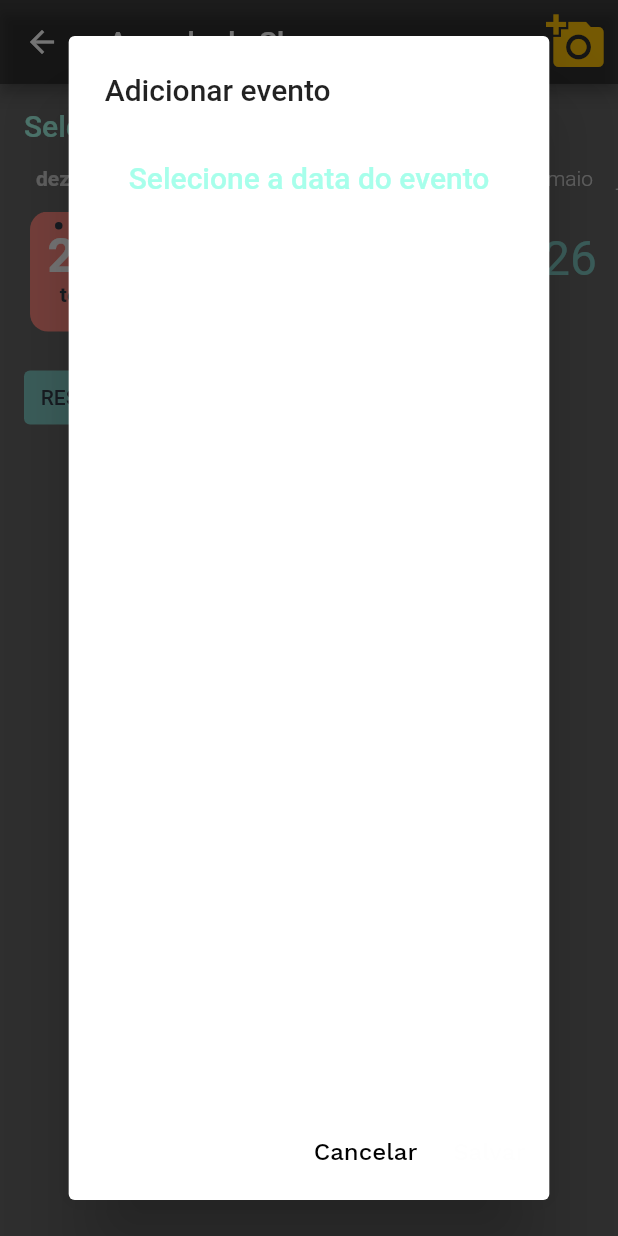
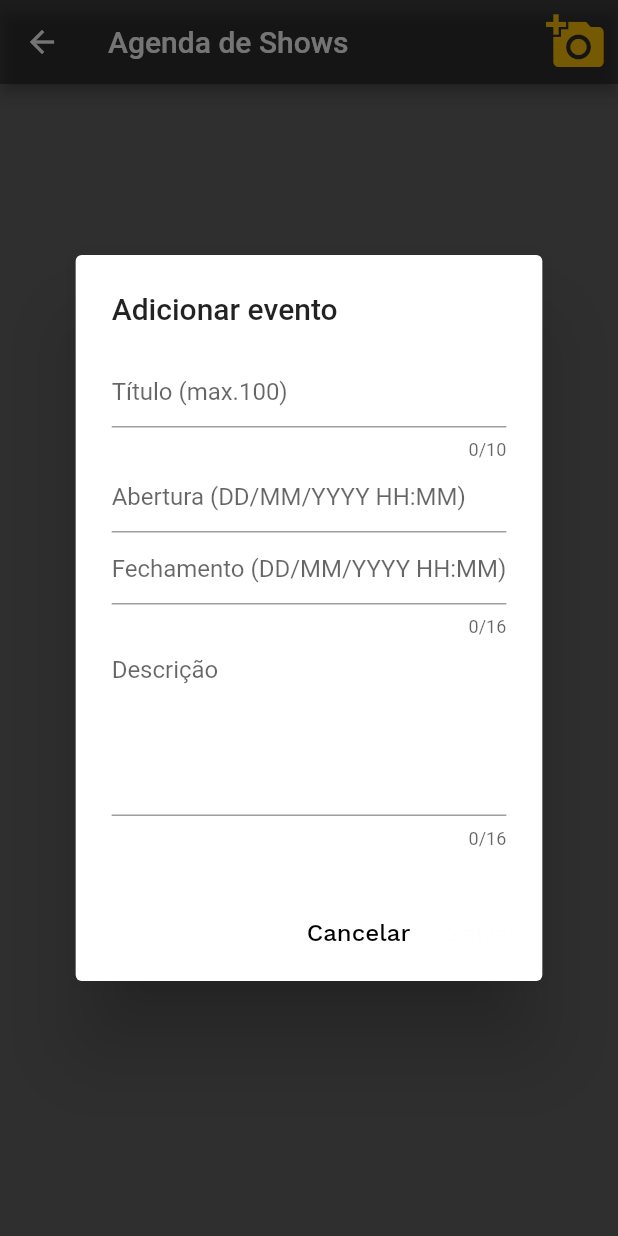
Before and after one commit to RonaldoSurdi/Gerenciador-website-flutter, a Flutter app: the Schedule screen opened directly, after a tap on the "add a photo" icon, on a phone screen of 412 x 824 dp. Run offline on Flutter 3.47's test engine with Material 2 defaults, Android fonts, the phone set to English and light mode, and no system bars; drawn by our look-alikes of calendar_timeline; our stand-ins replace cloud_firestore, datetime_picker_formfield, file_picker, firebase_auth, firebase_core, firebase_storage and 6 more; missing offline and left inert: cloud_firestore_web, firebase_auth_web, firebase_core_web, firebase_database_web, firebase_storage_web, flutter_secure_storage_web and 2 more; accounts and stored records are empty; project files that could hold a hidden picture were left out.

Commit message:
fix datepicker

```diff
--- a/lib/generated_plugin_registrant.dart
+++ b/lib/generated_plugin_registrant.dart
@@ -6,6 +6,7 @@
 // ignore_for_file: lines_longer_than_80_chars
 
 import 'package:cloud_firestore_web/cloud_firestore_web.dart';
+import 'package:file_picker/_internal/file_picker_web.dart';
 import 'package:firebase_auth_web/firebase_auth_web.dart';
 import 'package:firebase_core_web/firebase_core_web.dart';
 import 'package:firebase_database_web/firebase_database_web.dart';
@@ -19,6 +20,7 @@ import 'package:flutter_web_plugins/flutter_web_plugins.dart';
 // ignore: public_member_api_docs
 void registerPlugins(Registrar registrar) {
   FirebaseFirestoreWeb.registerWith(registrar);
+  FilePickerWeb.registerWith(registrar);
   FirebaseAuthWeb.registerWith(registrar);
   FirebaseCoreWeb.registerWith(registrar);
   FirebaseDatabaseWeb.registerWith(registrar);
--- a/lib/pages/modules/schedule.dart
+++ b/lib/pages/modules/schedule.dart
@@ -1,12 +1,12 @@
-import 'package:calendar_timeline/calendar_timeline.dart';
 import 'package:flutter/material.dart';
 import 'package:intl/intl.dart';
 import 'dart:async';
 import 'package:hwscontrol/core/widgets/snackbar.dart';
 import 'package:cloud_firestore/cloud_firestore.dart';
 import 'package:hwscontrol/core/models/schedule_model.dart';
-// import 'package:flutter/services.dart';
-// import 'package:flutter_masked_text2/flutter_masked_text2.dart';
+import 'package:datetime_picker_formfield/datetime_picker_formfield.dart';
+import 'package:syncfusion_flutter_calendar/calendar.dart';
+import 'package:flutter_masked_text2/flutter_masked_text2.dart';
 
 class Schedule extends StatefulWidget {
   const Schedule({Key? key}) : super(key: key);
@@ -16,20 +16,18 @@ class Schedule extends StatefulWidget {
 }
 
 class _ScheduleState extends State<Schedule> {
-  /* final TextEditingController _titleController = TextEditingController();
+  final TextEditingController _titleController = TextEditingController();
   final TextEditingController _descriptionController = TextEditingController();
   final MaskedTextController _dataIniController =
       MaskedTextController(mask: '00/00/0000 00:00');
   final MaskedTextController _dataEndController =
-      MaskedTextController(mask: '00/00/0000 00:00');*/
-/*  late String _titleValue;
+      MaskedTextController(mask: '00/00/0000 00:00');
+  late String _titleValue;
   late String _descriptionValue;
   late String _dataIniValue;
-  late String _dataEndValue;*/
+  late String _dataEndValue;
 
   final List<ScheduleModel> _widgetList = [];
-
-  DateTime? _selectedDate;
 
   Future<void> _addNewSchedule(BuildContext context) async {
     return showDialog(
@@ -39,57 +37,6 @@ class _ScheduleState extends State<Schedule> {
           builder: (builder, setState) => AlertDialog(
             title: const Text('Adicionar evento'),
             content: Column(
-              crossAxisAlignment: CrossAxisAlignment.start,
-              children: [
-                Padding(
-                  padding: const EdgeInsets.all(16),
-                  child: Text(
-                    'Selecione a data do evento',
-                    style: Theme.of(context)
-                        .textTheme
-                        .headline6
-                        ?.copyWith(color: Colors.tealAccent[100]),
-                  ),
-                ),
-                /*CalendarTimeline(
-                  showYears: true,
-                  initialDate: _selectedDate!,
-                  firstDate: DateTime.now(),
-                  lastDate: DateTime.now().add(const Duration(days: 365)),
-                  onDateSelected: (date) {
-                    setState(() {
-                      _selectedDate = date!;
-                    });
-                  },
-                  leftMargin: 20,
-                  monthColor: Colors.white70,
-                  dayColor: Colors.teal[200],
-                  dayNameColor: const Color(0xFF333A47),
-                  activeDayColor: Colors.white,
-                  activeBackgroundDayColor: Colors.redAccent[100],
-                  dotsColor: const Color(0xFF333A47),
-                  selectableDayPredicate: (date) => date.day != 23,
-                  locale: 'pt_BR',
-                ),
-                const SizedBox(height: 20),
-                Padding(
-                  padding: const EdgeInsets.only(left: 16),
-                  child: TextButton(
-                    style: ButtonStyle(
-                        backgroundColor:
-                            MaterialStateProperty.all(Colors.teal[200])),
-                    child: const Text('RESET',
-                        style: TextStyle(color: Color(0xFF333A47))),
-                    onPressed: () => setState(() => _resetSelectedDate()),
-                  ),
-                ),
-                const SizedBox(height: 20),
-                Center(
-                    child: Text('Selected date is $_selectedDate',
-                        style: const TextStyle(color: Colors.white)))*/
-              ],
-            ),
-            /* Column(
               crossAxisAlignment: CrossAxisAlignment.stretch,
               mainAxisSize: MainAxisSize.min,
               children: [
@@ -137,7 +84,7 @@ class _ScheduleState extends State<Schedule> {
                   decoration: const InputDecoration(hintText: "Descrição"),
                 ),
               ],
-            ), */
+            ),
             actions: <Widget>[
               TextButton(
                 onPressed: () => Navigator.pop(context),
@@ -239,10 +186,6 @@ class _ScheduleState extends State<Schedule> {
     }
   }
 
-  void _resetSelectedDate() {
-    _selectedDate = DateTime.now().add(const Duration(days: 5));
-  }
-
   @override
   void dispose() {
     super.dispose();
@@ -252,7 +195,6 @@ class _ScheduleState extends State<Schedule> {
   void initState() {
     super.initState();
     _onGetData();
-    _resetSelectedDate();
   }
 
   @override
@@ -279,57 +221,7 @@ class _ScheduleState extends State<Schedule> {
           ),
         ],
       ),
-      body: Column(
-        crossAxisAlignment: CrossAxisAlignment.start,
-        children: [
-          Padding(
-            padding: const EdgeInsets.all(16),
-            child: Text(
-              'Selecione a data do evento',
-              style: Theme.of(context)
-                  .textTheme
-                  .headline6
-                  ?.copyWith(color: Colors.tealAccent[100]),
-            ),
-          ),
-          CalendarTimeline(
-            showYears: true,
-            initialDate: _selectedDate!,
-            firstDate: DateTime.now(),
-            lastDate: DateTime.now().add(const Duration(days: 365)),
-            onDateSelected: (date) {
-              setState(() {
-                _selectedDate = date!;
-              });
-            },
-            leftMargin: 20,
-            monthColor: Colors.white70,
-            dayColor: Colors.teal[200],
-            dayNameColor: const Color(0xFF333A47),
-            activeDayColor: Colors.white,
-            activeBackgroundDayColor: Colors.redAccent[100],
-            dotsColor: const Color(0xFF333A47),
-            selectableDayPredicate: (date) => date.day != 23,
-            locale: 'pt_BR',
-          ),
-          const SizedBox(height: 20),
-          Padding(
-            padding: const EdgeInsets.only(left: 16),
-            child: TextButton(
-              style: ButtonStyle(
-                  backgroundColor: MaterialStateProperty.all(Colors.teal[200])),
-              child: const Text('RESET',
-                  style: TextStyle(color: Color(0xFF333A47))),
-              onPressed: () => setState(() => _resetSelectedDate()),
-            ),
-          ),
-          const SizedBox(height: 20),
-          Center(
-              child: Text('Selected date is $_selectedDate',
-                  style: const TextStyle(color: Colors.white)))
-        ],
-      ),
-      /*GridView.count(
+      body: GridView.count(
         crossAxisCount: 1,
         childAspectRatio: (itemWidth / itemHeight),
         controller: ScrollController(keepScrollOffset: false),
@@ -415,9 +307,7 @@ class _ScheduleState extends State<Schedule> {
             ),
           );
         }).toList(),
-      ),*/
+      ),
     );
   }
-
-  now() {}
 }
--- a/pubspec.yaml
+++ b/pubspec.yaml
@@ -26,7 +26,10 @@ dependencies:
   firebase_database: ^9.0.3
   url_launcher: ^6.0.17
   flutter_masked_text2: ^0.9.1
-  calendar_timeline: ^1.0.4
+  date_range_form_field: ^1.0.2
+  flutter_material_pickers: ^3.1.2
+  syncfusion_flutter_calendar: ^19.3.59
+  datetime_picker_formfield: ^2.0.0
 
 dev_dependencies:
   flutter_test:
```
Also changed, not shown: pubspec.lock.
